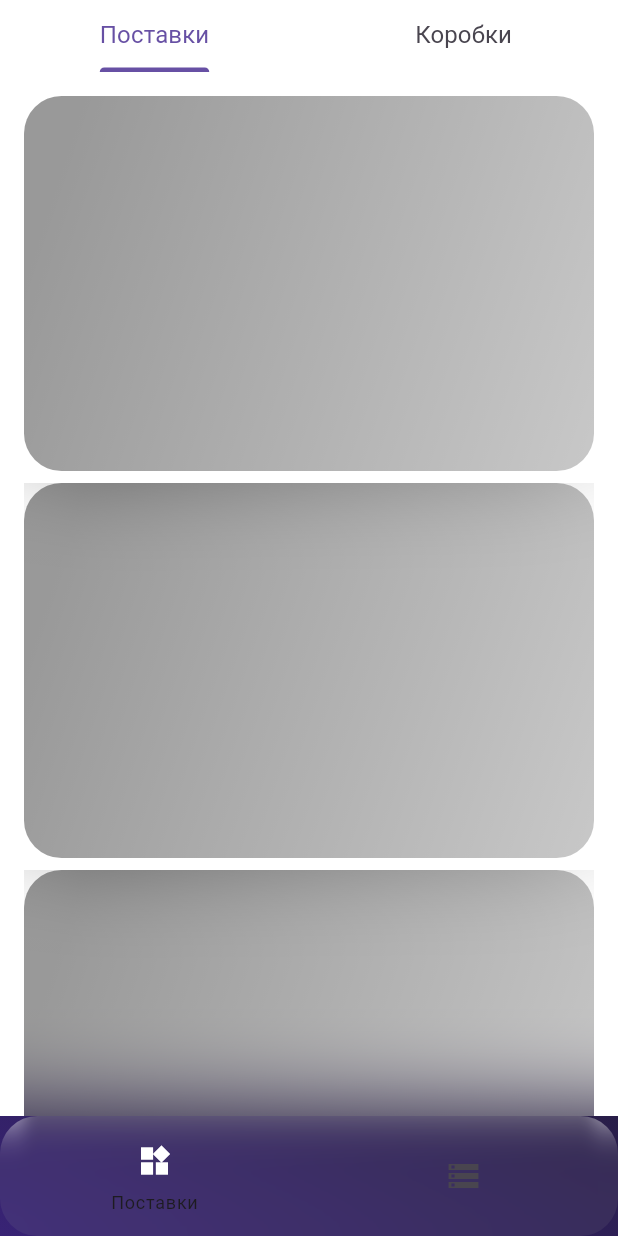
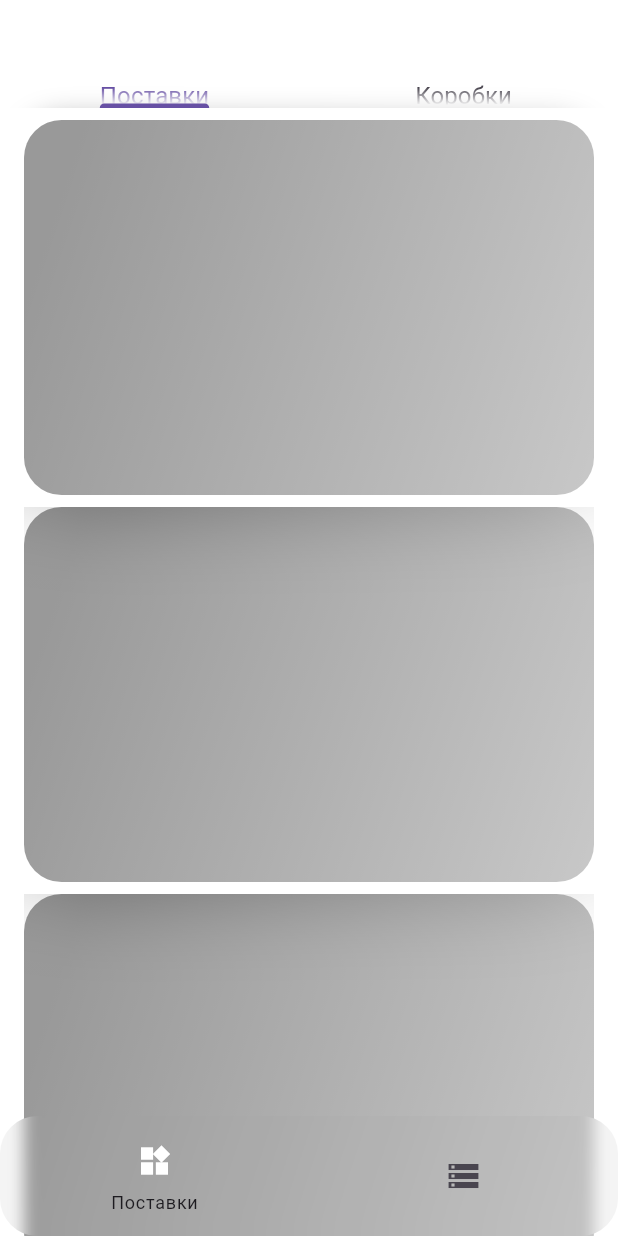
Before and after one commit to songhee24/wb_supplieses, a Flutter app: the screen it shows after launch, on a phone screen of 412 x 824 dp. Run offline on Flutter 3.47's test engine with Material 3 defaults, Android fonts, the phone set to English and light mode, and no system bars; our stand-ins replace bloc, cloud_firestore, equatable, firebase_core, flutter_bloc, go_router; accounts and stored records are empty; Roboto replaces fonts that are missing (Poppins).

Commit message:
frosted tabbar effect

```diff
--- a/lib/app/layout/layout_scaffold.dart
+++ b/lib/app/layout/layout_scaffold.dart
@@ -22,7 +22,7 @@ class LayoutScaffold extends StatelessWidget {
       backgroundColor: Colors.transparent,
       body: Container(
           decoration: BoxDecoration(gradient: gradient),
-          child: SafeArea(child: navigationShell)),
+          child: navigationShell),
       bottomNavigationBar: ClipRRect(
         borderRadius: const BorderRadius.all(Radius.circular(25)),
         child: BackdropFilter(
--- a/lib/features/supplieses/view/supplieses_page.dart
+++ b/lib/features/supplieses/view/supplieses_page.dart
@@ -1,5 +1,4 @@
 import 'package:flutter/material.dart';
-import 'package:flutter/services.dart';
 import 'package:wb_supplieses/features/supplieses/supplieses.dart';
 
 class SuppliesesPage extends StatelessWidget {
@@ -7,35 +6,25 @@ class SuppliesesPage extends StatelessWidget {
 
   @override
   Widget build(BuildContext context) {
-    return DefaultTabController(
-      length: 2,
-      child: Scaffold(
-        appBar: AppBar(
-          flexibleSpace: const TabBar(
-            dividerColor: Colors.transparent,
-            tabs: [Tab(text: 'Поставки'),Tab(text: 'Коробки')],
-          ),
-          automaticallyImplyLeading: false,
-        ),
-        body: const Padding(
-          padding: EdgeInsets.symmetric(horizontal: 16),
-          child: SingleChildScrollView(
-            padding: EdgeInsets.only(
-                bottom: kBottomNavigationBarHeight),
-            child: Column(
-              mainAxisAlignment: MainAxisAlignment.spaceBetween,
-              children: [
+    return Scaffold(
+      extendBodyBehindAppBar: true,
+      body: CustomScrollView(
+        slivers: [
+          const FrostedAppBar(),
+          SliverPadding(
+            padding: const EdgeInsets.only(bottom: kBottomNavigationBarHeight + 70, left: 16, right: 16),
+            sliver: SliverList(
+                delegate: SliverChildListDelegate([
               SizedBox(height: 8),
               BoxCard(id: 0),
               SizedBox(height: 8),
               BoxCard(id: 0),
               SizedBox(height: 8),
               BoxCard(id: 0),
-                SizedBox(height: 8),
+              // SizedBox(height: kBottomNavigationBarHeight + 70),
+            ])),
+          )
         ],
-            ),
-          ),
-        ),
       ),
     );
   }
--- a/lib/features/supplieses/widgets/widgets.dart
+++ b/lib/features/supplieses/widgets/widgets.dart
@@ -1,4 +1,5 @@
 export 'box/box_card.dart';
+export 'box/box_form_bottom_sheet.dart';
+
 export 'supplies/supplies_app_bar.dart';
-
-export 'box/box_form_bottom_sheet.dart';
+export 'supplies/supplies_frosted_app_bar.dart';
```
Also changed, not shown: lib/features/supplieses/widgets/supplies/supplies_frosted_app_bar.dart (added, +41 -0 lines). Lines whose indentation alone changed are shown as unchanged.
